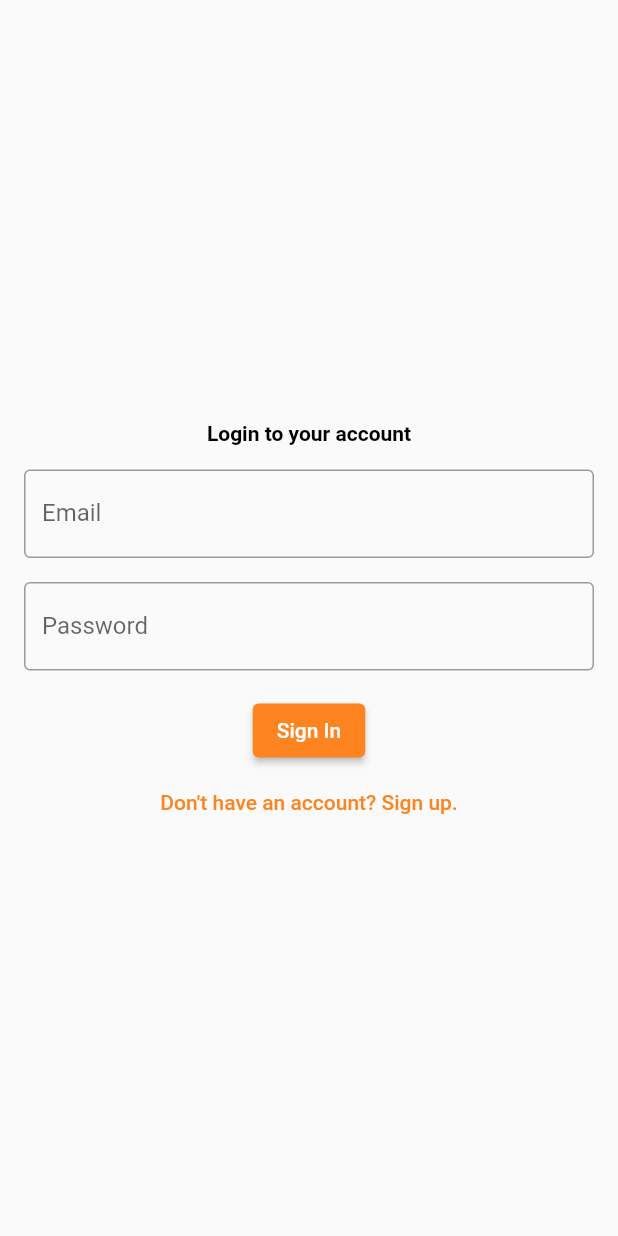
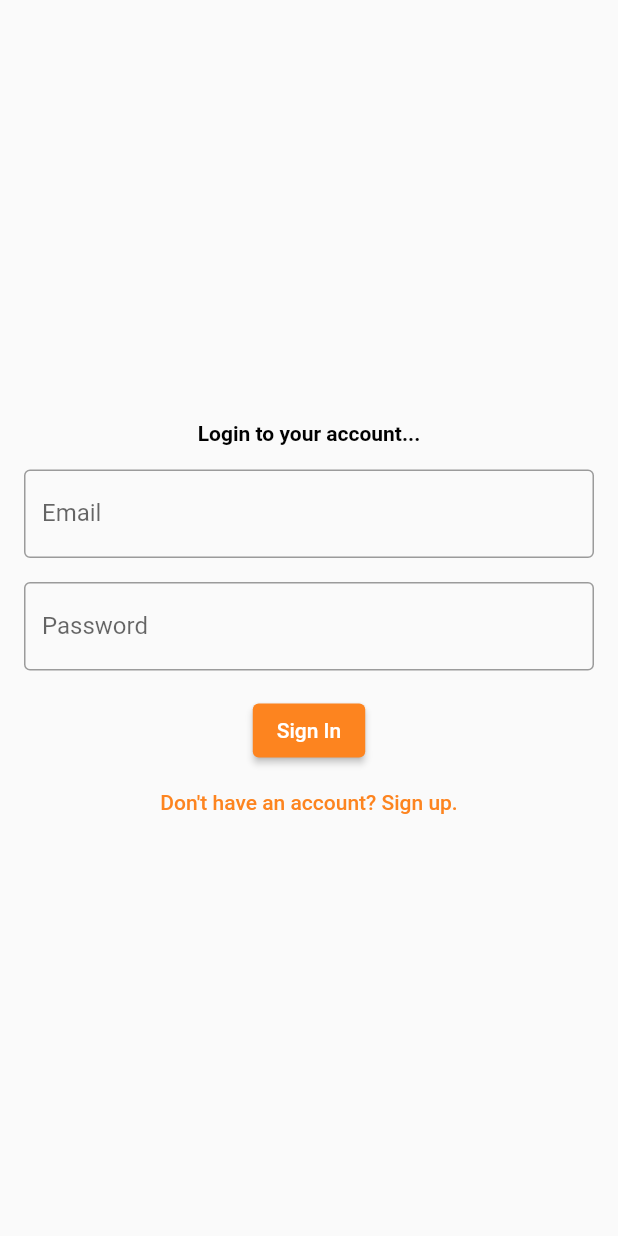
Before and after one commit to imperialrogers/Ghar-Jaisa, a Flutter app: the LoginScreen screen opened by its route, on a phone screen of 412 x 824 dp. Run offline on Flutter 3.47's test engine with Material 2 defaults, Android fonts, the light colour scheme and no system bars.

Commit message:
new changes..

```diff
--- a/lib/screens/login_screen.dart
+++ b/lib/screens/login_screen.dart
@@ -50,7 +50,7 @@ class _LoginScreenState extends State<LoginScreen> {
                     textStyle: const TextStyle(fontWeight: FontWeight.bold)
                     // Text Color
                     ),
-                child: const Text('Login to your account'),
+                child: const Text('Login to your account...'),
               ),
               TextFormField(
                 controller: _emailController,
```
